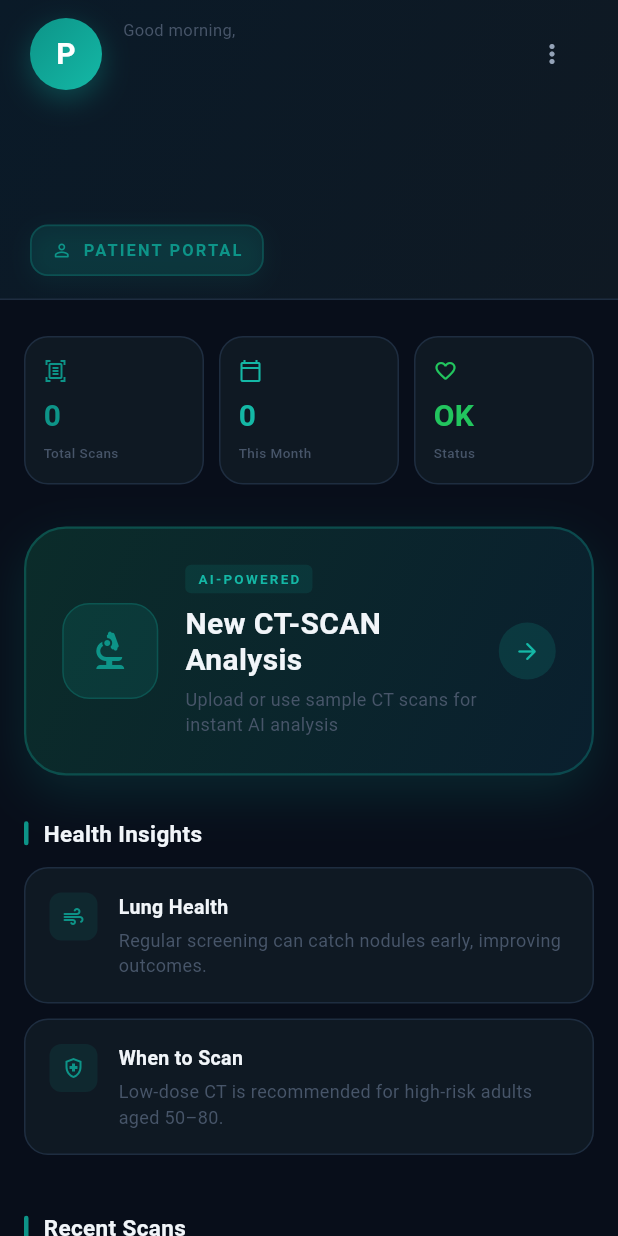
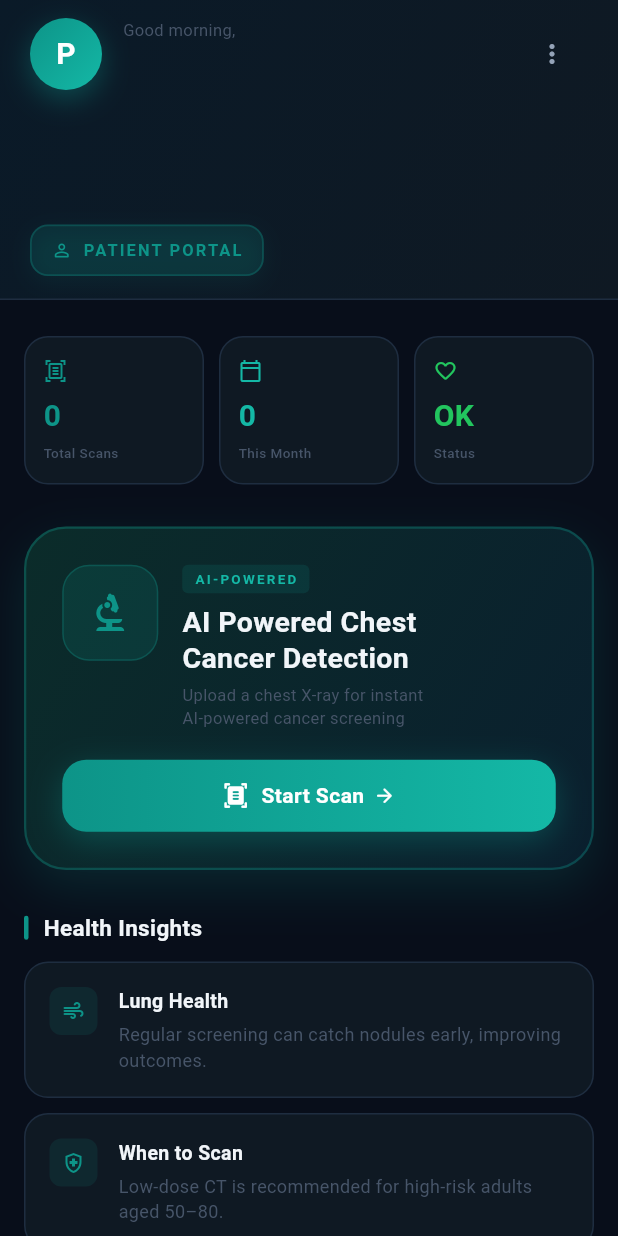
Before and after one commit to Nouman-Usman/chestsense, a Flutter app: the screen it shows once a user with an empty profile is signed in, on a phone screen of 412 x 824 dp. Run offline on Flutter 3.47's test engine with Material 3 defaults, Android fonts, the phone set to English and light mode, and no system bars; our stand-ins replace cloud_firestore, firebase_auth, firebase_core, firebase_storage, image_picker; missing offline and left inert: tflite_flutter; accounts and stored records are empty.

```diff
--- a/lib/screens/auth/welcome_screen.dart
+++ b/lib/screens/auth/welcome_screen.dart
@@ -155,7 +155,7 @@ class _WelcomeScreenState extends State<WelcomeScreen>
                           PrimaryButton(
                             label: 'Get Started',
                             trailingIcon: Icons.arrow_forward_rounded,
-                            onPressed: () => Navigator.of(context).push(_fadeRoute(const LoginScreen())),
+                            onPressed: () => Navigator.of(context).push(_fadeRoute(const RoleSelectionScreen())),
                           ),
                           const SizedBox(height: 20),
                           Center(
--- a/lib/screens/dashboards/dashboards.dart
+++ b/lib/screens/dashboards/dashboards.dart
@@ -299,17 +299,7 @@ class _PatientDashboardState extends State<PatientDashboard>
 
   // ── Analyze Hero ───────────────────────────────────────────────────────────
   Widget _buildAnalyzeHero() {
-    return GestureDetector(
-      onTap: () => Navigator.push(
-        context,
-        MaterialPageRoute(
-          builder: (_) => CTScanAnalysisScreen(
-            userRole: 'patient',
-            displayName: _displayName,
-          ),
-        ),
-      ),
-      child: Container(
+    return Container(
       width: double.infinity,
       decoration: BoxDecoration(
         gradient: const LinearGradient(
@@ -321,8 +311,8 @@ class _PatientDashboardState extends State<PatientDashboard>
           end: Alignment.bottomRight,
         ),
         borderRadius: BorderRadius.circular(AppRadius.xxl),
-          border: Border.all(
-              color: _accent.withValues(alpha: 0.35), width: 1.5),
+        border:
+            Border.all(color: _accent.withValues(alpha: 0.35), width: 1.5),
         boxShadow: [
           BoxShadow(
             color: _accent.withValues(alpha: 0.18),
@@ -333,9 +323,13 @@ class _PatientDashboardState extends State<PatientDashboard>
       ),
       child: Padding(
         padding: const EdgeInsets.all(24),
-          child: Row(
+        child: Column(
+          crossAxisAlignment: CrossAxisAlignment.start,
           children: [
-              // Icon section
+            Row(
+              crossAxisAlignment: CrossAxisAlignment.start,
+              children: [
+                // Icon
                 Container(
                   width: 64,
                   height: 64,
@@ -348,7 +342,7 @@ class _PatientDashboardState extends State<PatientDashboard>
                   child: const Icon(Icons.biotech_rounded,
                       size: 32, color: _accent),
                 ),
-              const SizedBox(width: 18),
+                const SizedBox(width: 16),
                 Expanded(
                   child: Column(
                     crossAxisAlignment: CrossAxisAlignment.start,
@@ -368,35 +362,81 @@ class _PatientDashboardState extends State<PatientDashboard>
                                 letterSpacing: 1.5)),
                       ),
                       const SizedBox(height: 8),
-                    const Text('New CT-SCAN\nAnalysis',
+                      const Text(
+                        'AI Powered Chest\nCancer Detection',
                         style: TextStyle(
-                          fontSize: 20,
+                          fontSize: 19,
                           fontWeight: FontWeight.w700,
                           color: AppColors.textPrimary,
-                          height: 1.2,
-                        )),
-                    const SizedBox(height: 6),
+                          height: 1.25,
+                        ),
+                      ),
+                      const SizedBox(height: 5),
                       const Text(
-                        'Upload or use sample CT scans for instant AI analysis',
+                        'Upload a chest X-ray for instant\nAI-powered cancer screening',
                         style: TextStyle(
-                            fontSize: 12,
+                            fontSize: 11,
                             color: AppColors.textMuted,
-                            height: 1.4)),
+                            height: 1.4),
+                      ),
                     ],
                   ),
                 ),
-              const SizedBox(width: 12),
-              Container(
-                padding: const EdgeInsets.all(10),
+              ],
+            ),
+            const SizedBox(height: 20),
+            // Start Scan button
+            GestureDetector(
+              onTap: () => Navigator.push(
+                context,
+                MaterialPageRoute(
+                  builder: (_) => CTScanAnalysisScreen(
+                    userRole: 'patient',
+                    displayName: _displayName,
+                  ),
+                ),
+              ),
+              child: Container(
+                width: double.infinity,
+                padding: const EdgeInsets.symmetric(vertical: 14),
                 decoration: BoxDecoration(
-                  color: _accent.withValues(alpha: 0.2),
-                  shape: BoxShape.circle,
+                  gradient: LinearGradient(
+                    colors: [_accent, _accentLight],
+                    begin: Alignment.centerLeft,
+                    end: Alignment.centerRight,
                   ),
-                child: const Icon(Icons.arrow_forward_rounded,
-                    size: 18, color: _accentLight),
+                  borderRadius: BorderRadius.circular(AppRadius.lg),
+                  boxShadow: [
+                    BoxShadow(
+                      color: _accent.withValues(alpha: 0.35),
+                      blurRadius: 18,
+                      offset: const Offset(0, 6),
                     ),
                   ],
                 ),
+                child: const Row(
+                  mainAxisAlignment: MainAxisAlignment.center,
+                  children: [
+                    Icon(Icons.document_scanner_rounded,
+                        size: 18, color: Colors.white),
+                    SizedBox(width: 8),
+                    Text(
+                      'Start Scan',
+                      style: TextStyle(
+                        fontSize: 14,
+                        fontWeight: FontWeight.w700,
+                        color: Colors.white,
+                        letterSpacing: 0.3,
+                      ),
+                    ),
+                    SizedBox(width: 6),
+                    Icon(Icons.arrow_forward_rounded,
+                        size: 15, color: Colors.white),
+                  ],
+                ),
+              ),
+            ),
+          ],
         ),
       ),
     );
--- a/lib/screens/scan/ct_scan_analysis_screen.dart
+++ b/lib/screens/scan/ct_scan_analysis_screen.dart
@@ -138,6 +138,25 @@ class _CTScanAnalysisScreenState extends State<CTScanAnalysisScreen>
       });
     } catch (e) {
       _showSnack('Failed to pick image: $e');
+    }
+  }
+
+  Future<void> _pickFromCamera() async {
+    try {
+      final picker = ImagePicker();
+      final xFile = await picker.pickImage(source: ImageSource.camera);
+      if (xFile == null) return;
+      final bytes = await xFile.readAsBytes();
+      setState(() {
+        _deviceImageFile = File(xFile.path);
+        _selectedBytes = bytes;
+        _selectedLabel = xFile.name;
+        _selectedSamplePath = null;
+        _result = null;
+        _analysisError = null;
+      });
+    } catch (e) {
+      _showSnack('Failed to capture image: $e');
     }
   }
 
@@ -341,7 +360,11 @@ class _CTScanAnalysisScreenState extends State<CTScanAnalysisScreen>
               });
             }),
             const SizedBox(height: 12),
-            _PickerPromptCard(accent: _accent, onTap: _pickFromDevice),
+            _PickerPromptCard(
+              accent: _accent,
+              onGallery: _pickFromDevice,
+              onCamera: _pickFromCamera,
+            ),
           ],
 
           const SizedBox(height: 20),
```
Lines whose indentation alone changed are shown as unchanged.
